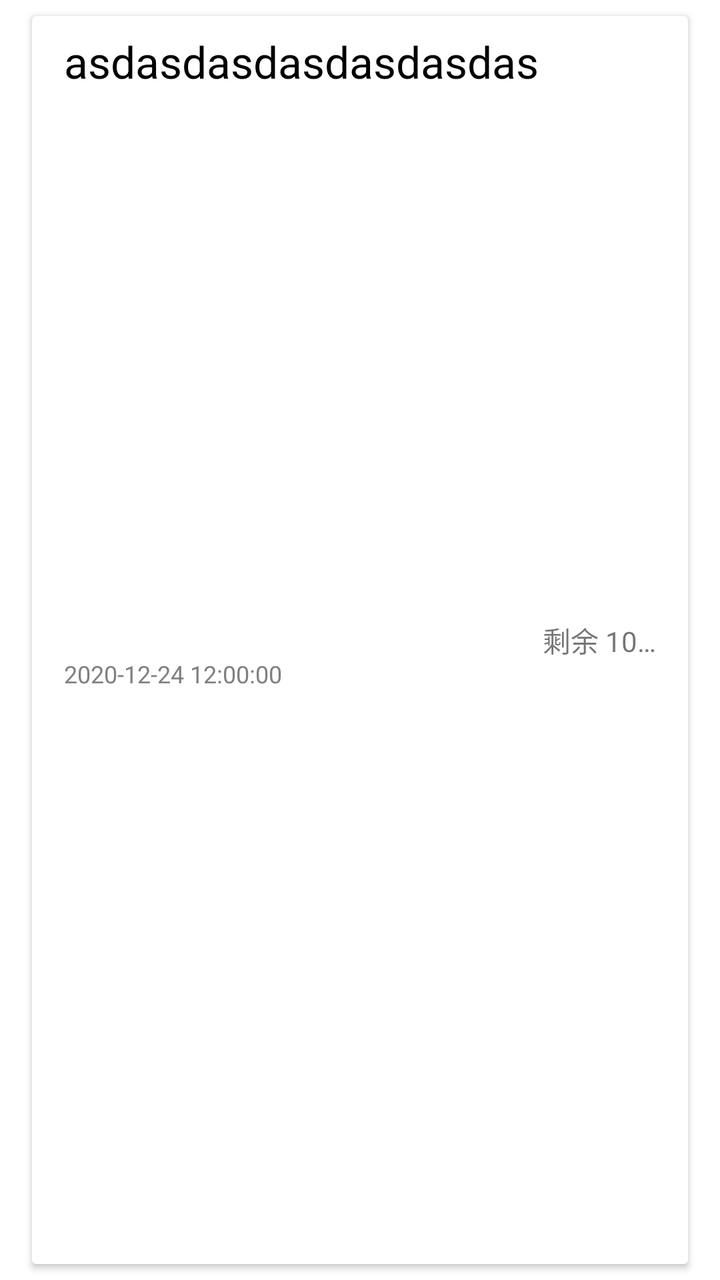
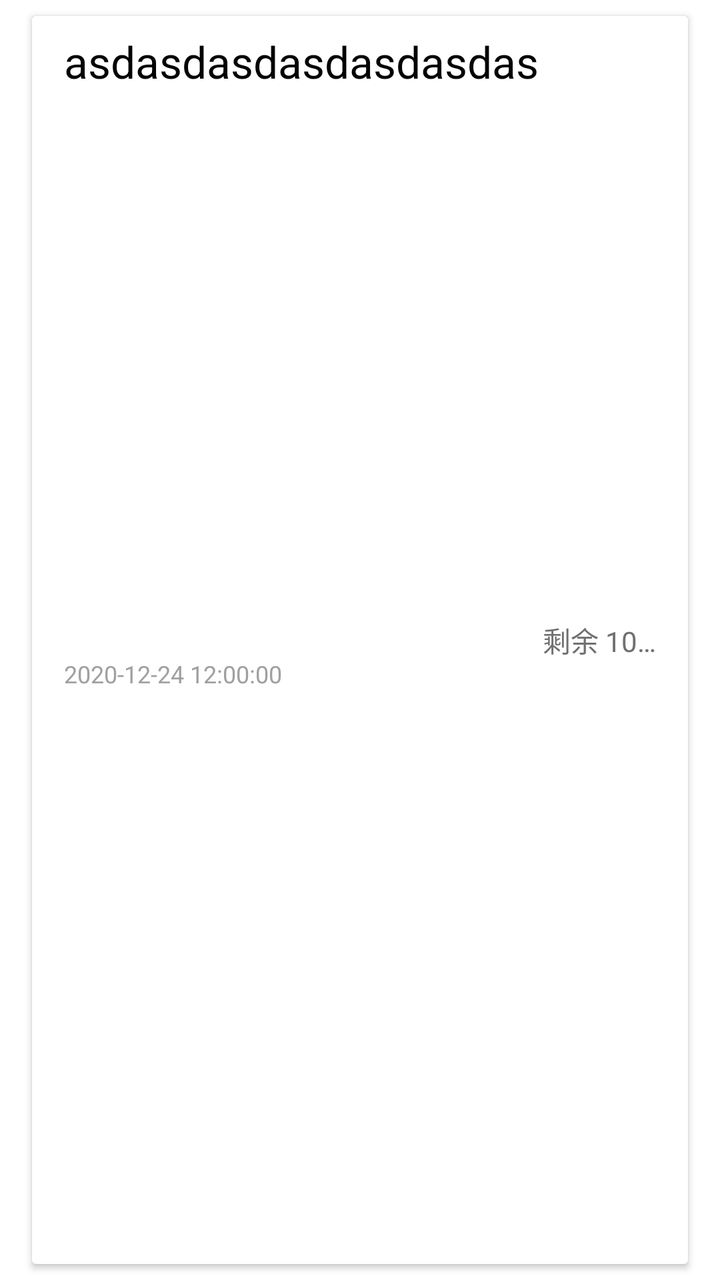

Before-and-after screenshots of an Android layout around one commit, followed by the original layout XML and the change that was made.
<!-- AndroidManifest.xml: application theme Theme.MemorialDay -->
<!-- res/layout/item_main_memorial_day.xml -->
<?xml version="1.0" encoding="utf-8"?>
<FrameLayout xmlns:android="http://schemas.android.com/apk/res/android"
    android:layout_width="match_parent"
    android:layout_height="wrap_content"
    xmlns:app="http://schemas.android.com/apk/res-auto">

    <androidx.cardview.widget.CardView
        android:id="@+id/card"
        android:clickable="true"
        android:foreground="?attr/selectableItemBackground"
        android:layout_gravity="center"
        android:layout_marginStart="16dp"
        android:layout_marginEnd="16dp"
        android:layout_marginTop="8dp"
        android:layout_marginBottom="8dp"
        android:layout_width="match_parent"
        android:layout_height="match_parent">

        <androidx.constraintlayout.widget.ConstraintLayout
            android:paddingTop="8dp"
            android:paddingBottom="8dp"
            android:paddingStart="16dp"
            android:paddingEnd="16dp"
            android:id="@+id/constraintLayout"
            android:layout_width="match_parent"
            android:layout_height="match_parent">

            <TextView
                android:id="@+id/title"
                android:textSize="22sp"
                android:textColor="@color/black"
                android:text="asdasdasdasdasdasdas"
                app:layout_constraintTop_toTopOf="parent"
                app:layout_constraintStart_toStartOf="parent"
                android:layout_width="wrap_content"
                android:layout_height="wrap_content"/>

            <TextView
                android:textSize="12sp"
                android:textColor="@color/gray"
                android:layout_marginTop="4dp"
                android:text="2020-12-24 12:00:00"
                app:layout_constraintStart_toStartOf="parent"
                app:layout_constraintTop_toBottomOf="@id/title"
                app:layout_constraintBottom_toBottomOf="parent"
                android:id="@+id/time"
                android:layout_width="wrap_content"
                android:layout_height="wrap_content"/>

            <androidx.constraintlayout.widget.Barrier
                android:id="@+id/barrier"
                app:barrierDirection="end"
                app:constraint_referenced_ids="title,time"
                android:layout_width="wrap_content"
                android:layout_height="wrap_content"/>

            <androidx.appcompat.widget.AppCompatTextView
                android:text="剩余 10 天"
                android:singleLine="true"
                android:maxLines="1"
                android:ellipsize="end"
                app:layout_constraintTop_toTopOf="parent"
                app:layout_constraintBottom_toBottomOf="parent"
                app:layout_constraintStart_toEndOf="@id/barrier"
                app:layout_constraintEnd_toEndOf="parent"
                android:id="@+id/countDown"
                android:textAlignment="textEnd"
                android:layout_width="0dp"
                android:layout_height="wrap_content"/>

        </androidx.constraintlayout.widget.ConstraintLayout>

    </androidx.cardview.widget.CardView>

</FrameLayout>
<!-- resources referenced by this layout -->
<resources>
  <color name="black">#FF000000</color>
  <color name="gray">#FF808080</color>
  <style name="Theme.MemorialDay" parent="Theme.MaterialComponents.Light.NoActionBar">
          <item name="colorPrimaryDark">#F2F5F7</item>
          <item name="android:windowLightStatusBar">false</item>
      </style>
</resources>

<!-- the commit's change to res/layout/item_main_memorial_day.xml (unified diff, before → after) -->
@@ -8,6 +8,7 @@
         android:id="@+id/card"
         android:clickable="true"
         android:foreground="?attr/selectableItemBackground"
+        android:background="?attr/md_color_bg_card"
         android:layout_gravity="center"
         android:layout_marginStart="16dp"
         android:layout_marginEnd="16dp"
@@ -28,7 +29,7 @@
             <TextView
                 android:id="@+id/title"
                 android:textSize="22sp"
-                android:textColor="@color/black"
+                android:textColor="?attr/md_color_text_primary"
                 android:text="asdasdasdasdasdasdas"
                 app:layout_constraintTop_toTopOf="parent"
                 app:layout_constraintStart_toStartOf="parent"
@@ -37,7 +38,7 @@
 
             <TextView
                 android:textSize="12sp"
-                android:textColor="@color/gray"
+                android:textColor="?attr/md_color_text_hint"
                 android:layout_marginTop="4dp"
                 android:text="2020-12-24 12:00:00"
                 app:layout_constraintStart_toStartOf="parent"
@@ -57,6 +58,7 @@
             <androidx.appcompat.widget.AppCompatTextView
                 android:text="剩余 10 天"
                 android:singleLine="true"
+                android:textColor="?attr/md_color_text_secondary"
                 android:maxLines="1"
                 android:ellipsize="end"
                 app:layout_constraintTop_toTopOf="parent"
<!-- resource entries referenced after the edit -->
@@ -1,10 +1,31 @@
 <!-- resources referenced by this layout -->
 <resources>
-  <color name="black">#FF000000</color>
-  <color name="gray">#FF808080</color>
   <style name="Theme.MemorialDay" parent="Theme.MaterialComponents.Light.NoActionBar">
-          <item name="colorPrimaryDark">#F2F5F7</item>
+          <item name="md_color_bg_page">@color/theme_camphor_wood_color_background</item>
+          <item name="md_color_bg_card">@color/white</item>
+  
+          <item name="md_color_primary">@color/theme_camphor_wood_color_primary</item>
+          <item name="md_color_primary_lighten">@color/theme_camphor_wood_color_primary</item>
+          <item name="md_color_primary_darken">@color/theme_camphor_wood_color_primary</item>
+          <item name="md_color_accent">@color/theme_camphor_wood_color_accent</item>
+  
+          <item name="md_color_text_primary">@color/theme_camphor_wood_color_text_primary</item>
+          <item name="md_color_text_secondary">@color/theme_camphor_wood_color_text_secondary</item>
+          <item name="md_color_text_hint">@color/theme_camphor_wood_color_text_hint</item>
+          <item name="md_color_text_week">@color/theme_camphor_wood_color_text_week</item>
+          <item name="md_color_text_notice">#FF7400</item>
+          <item name="md_color_text_warming">#FF0000</item>
+  
+          <item name="colorPrimaryDark">@color/theme_camphor_wood_color_background</item>
           <item name="android:windowLightStatusBar">false</item>
       </style>
+  <color name="theme_camphor_wood_color_background">#F2F4EF</color>
+  <color name="white">#FFFFFFFF</color>
+  <color name="theme_camphor_wood_color_primary">#EFB730</color>
+  <color name="theme_camphor_wood_color_accent">#C2E3F4</color>
+  <color name="theme_camphor_wood_color_text_primary">#030305</color>
+  <color name="theme_camphor_wood_color_text_secondary">#FF707070</color>
+  <color name="theme_camphor_wood_color_text_hint">#FFA0A0A0</color>
+  <color name="theme_camphor_wood_color_text_week">#FFC0C0C0</color>
 </resources>
 
